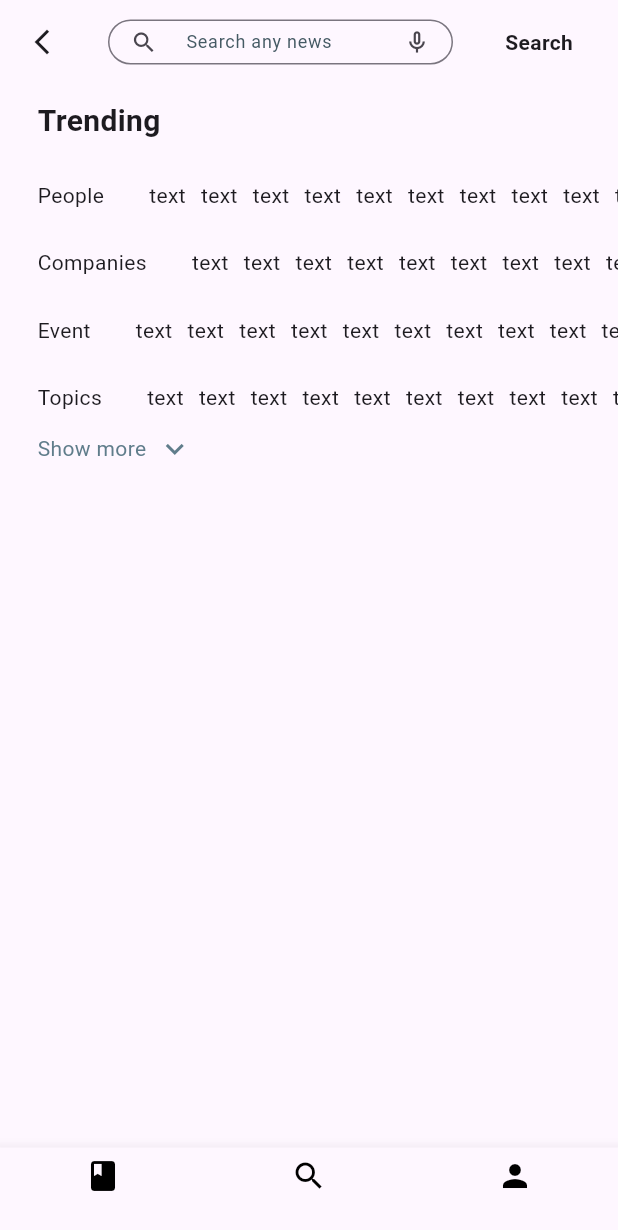
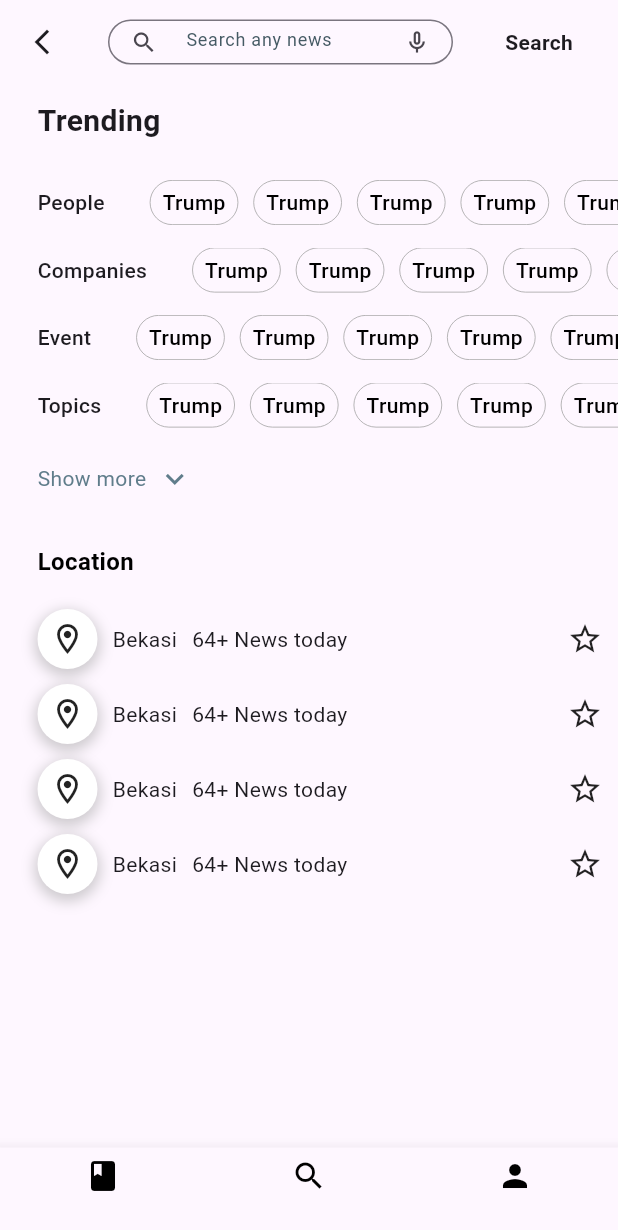
Before and after one commit to GuiTDS/news-app, a Flutter app: the screen it shows after launch, swiped to page 2, on a phone screen of 412 x 824 dp. Shown: the top 1230 px of the screen. Run offline on Flutter 3.47's test engine with Material 3 defaults, Android fonts, the phone set to English and light mode, and no system bars; network calls fail.

Commit message:
feat: add components for trending list

```diff
--- /dev/null
+++ b/lib/components/search_page_components/news_location.dart
@@ -0,0 +1,51 @@
+import 'package:flutter/material.dart';
+
+class NewsLocation extends StatelessWidget {
+  const NewsLocation({super.key});
+
+  @override
+  Widget build(BuildContext context) {
+    return Padding(
+      padding: const EdgeInsets.only(
+        right: 10,
+      ),
+      child: Row(
+        mainAxisAlignment: MainAxisAlignment.spaceBetween,
+        children: [
+          Row(
+            children: [
+              Container(
+                height: 40,
+                width: 40,
+                decoration: BoxDecoration(
+                  color: Colors.white,
+                  borderRadius: BorderRadius.circular(22),
+                  boxShadow: [
+                    BoxShadow(
+                      color: Colors.grey.withOpacity(0.5),
+                      spreadRadius: 2,
+                      blurRadius: 7,
+                      offset: const Offset(0, 3),
+                    )
+                  ],
+                ),
+                child: const Icon(
+                  Icons.location_on_outlined,
+                ),
+              ),
+              const SizedBox(
+                width: 10,
+              ),
+              const Text('Bekasi'),
+              const SizedBox(
+                width: 10,
+              ),
+              const Text('64+ News today'),
+            ],
+          ),
+          const Icon(Icons.star_border_outlined),
+        ],
+      ),
+    );
+  }
+}
--- /dev/null
+++ b/lib/components/search_page_components/trend_card.dart
@@ -0,0 +1,46 @@
+import 'package:flutter/material.dart';
+
+class TrendCard extends StatelessWidget {
+  const TrendCard({super.key});
+
+  @override
+  Widget build(BuildContext context) {
+    return Container(
+      alignment: Alignment.center,
+      padding: const EdgeInsets.symmetric(
+        horizontal: 8,
+      ),
+      decoration: BoxDecoration(
+        border: Border.all(
+          color: Colors.grey,
+          width: 0.5,
+        ),
+        borderRadius: BorderRadius.circular(22),
+      ),
+      child: const Text(
+        'Trump',
+        style: TextStyle(
+          fontSize: 14,
+          fontWeight: FontWeight.w500,
+          color: Colors.black,
+        ),
+      ),
+    );
+  }
+}
+
+/* const Card(
+      elevation: 1,
+      color: Colors.white,
+      child: Padding(
+        padding: EdgeInsets.symmetric(horizontal: 10),
+        child: Text(
+          'Trump',
+          style: TextStyle(
+            fontSize: 14,
+            fontWeight: FontWeight.w500,
+            color: Colors.black,
+          ),
+        ),
+      ),
+    ); */
--- /dev/null
+++ b/lib/components/search_page_components/trending_list.dart
@@ -0,0 +1,41 @@
+import 'package:flutter/material.dart';
+import 'package:inews/components/search_page_components/trend_card.dart';
+
+class TrendingList extends StatelessWidget {
+  final String listTitle;
+  const TrendingList({super.key, required this.listTitle});
+
+  @override
+  Widget build(BuildContext context) {
+    return Row(
+      children: [
+         Text(
+          listTitle,
+          style: const TextStyle(
+            fontWeight: FontWeight.w500,
+            fontSize: 14,
+          ),
+        ),
+        const SizedBox(
+          width: 20,
+        ),
+        Expanded(
+          child: SizedBox(
+            height: 30,
+            child: ListView.separated(
+              padding: const EdgeInsets.only(
+                left: 10,
+              ),
+              scrollDirection: Axis.horizontal,
+              itemBuilder: (context, index) => const TrendCard(),
+              separatorBuilder: (context, index) => const SizedBox(
+                width: 10,
+              ),
+              itemCount: 15,
+            ),
+          ),
+        ),
+      ],
+    );
+  }
+}
--- a/lib/pages/search_page.dart
+++ b/lib/pages/search_page.dart
@@ -1,4 +1,6 @@
 import 'package:flutter/material.dart';
+import 'package:inews/components/search_page_components/news_location.dart';
+import 'package:inews/components/search_page_components/trending_list.dart';
 
 class SearchPage extends StatelessWidget {
   const SearchPage({super.key});
@@ -15,9 +17,10 @@
           width: 230,
           height: 30,
           child: TextField(
+            textAlignVertical: TextAlignVertical.top,
             decoration: InputDecoration(
-              labelText: 'Search any news',
-              labelStyle: TextStyle(fontSize: 12, color: Colors.blueGrey[700]),
+              hintText: 'Search any news',
+              hintStyle: TextStyle(fontSize: 12, color: Colors.blueGrey[700]),
               border: OutlineInputBorder(
                 borderRadius: BorderRadius.circular(22),
               ),
@@ -26,7 +29,7 @@
                 Icons.mic_none_outlined,
               ),
               isDense: true,
-              contentPadding: const EdgeInsets.only(bottom: 5, right: 5),
+              contentPadding: const EdgeInsets.only(right: 5),
             ),
           ),
         ),
@@ -62,122 +65,56 @@
             const SizedBox(
               height: 25,
             ),
+            const TrendingList(listTitle: 'People'),
+            const SizedBox(
+              height: 15,
+            ),
+            const TrendingList(listTitle: 'Companies'),
+            const SizedBox(
+              height: 15,
+            ),
+            const TrendingList(listTitle: 'Event'),
+            const SizedBox(
+              height: 15,
+            ),
+            const TrendingList(listTitle: 'Topics'),
+            const SizedBox(
+              height: 10,
+            ),
             Row(
               children: [
-                const Text('People'),
-                const SizedBox(
-                  width: 20,
+                const Text(
+                  'Show more',
+                  style: TextStyle(
+                    color: Colors.blueGrey,
+                  ),
                 ),
-                Expanded(
-                  child: SizedBox(
-                    height: 20,
-                    child: ListView.separated(
-                      padding: const EdgeInsets.only(
-                        left: 10,
-                      ),
-                      scrollDirection: Axis.horizontal,
-                      itemBuilder: (context, index) => const Text('text'),
-                      separatorBuilder: (context, index) => const SizedBox(
-                        width: 10,
-                      ),
-                      itemCount: 15,
-                    ),
+                IconButton(
+                  padding: const EdgeInsets.only(right: 10),
+                  onPressed: () => print('clicou'),
+                  icon: const Icon(
+                    Icons.keyboard_arrow_down_outlined,
+                    color: Colors.blueGrey,
                   ),
                 ),
               ],
             ),
+            const SizedBox(height: 20,),
+            const Text('Location', style: TextStyle(
+              fontSize: 16,
+              color: Colors.black,
+              fontWeight: FontWeight.bold,
+            ),),
             const SizedBox(
-              height: 25,
+              height: 20,
             ),
-            Row(
-              children: [
-                const Text('Companies'),
-                const SizedBox(
-                  width: 20,
-                ),
-                Expanded(
-                  child: SizedBox(
-                    height: 20,
-                    child: ListView.separated(
-                      padding: const EdgeInsets.only(
-                        left: 10,
-                      ),
-                      scrollDirection: Axis.horizontal,
-                      itemBuilder: (context, index) => const Text('text'),
-                      separatorBuilder: (context, index) => const SizedBox(
-                        width: 10,
-                      ),
-                      itemCount: 15,
-                    ),
-                  ),
-                ),
-              ],
+            Expanded(
+              child: ListView.separated(
+                  itemBuilder: (context, index) => const NewsLocation(),
+                  separatorBuilder: (context, index) =>
+                      const SizedBox(height: 10),
+                  itemCount: 4),
             ),
-            const SizedBox(
-              height: 25,
-            ),
-            Row(
-              children: [
-                const Text('Event'),
-                const SizedBox(
-                  width: 20,
-                ),
-                Expanded(
-                  child: SizedBox(
-                    height: 20,
-                    child: ListView.separated(
-                      padding: const EdgeInsets.only(
-                        left: 10,
-                      ),
-                      scrollDirection: Axis.horizontal,
-                      itemBuilder: (context, index) => const Text('text'),
-                      separatorBuilder: (context, index) => const SizedBox(
-                        width: 10,
-                      ),
-                      itemCount: 15,
-                    ),
-                  ),
-                ),
-              ],
-            ),
-            const SizedBox(
-              height: 25,
-            ),
-            Row(
-              children: [
-                const Text('Topics'),
-                const SizedBox(
-                  width: 20,
-                ),
-                Expanded(
-                  child: SizedBox(
-                    height: 20,
-                    child: ListView.separated(
-                      padding: const EdgeInsets.only(
-                        left: 10,
-                      ),
-                      scrollDirection: Axis.horizontal,
-                      itemBuilder: (context, index) => const Text('text'),
-                      separatorBuilder: (context, index) => const SizedBox(
-                        width: 10,
-                      ),
-                      itemCount: 15,
-                    ),
-                  ),
-                ),
-              ],
-            ),
-            Row(
-              children: [
-                const Text('Show more', style: TextStyle(
-                  color: Colors.blueGrey,
-                ),),
-                IconButton(
-                  padding: const EdgeInsets.only(right: 10),
-                    onPressed: () => print('clicou'),
-                    icon: const Icon(Icons.keyboard_arrow_down_outlined, color: Colors.blueGrey,)),
-              ],
-            )
           ],
         ),
       ),
```
